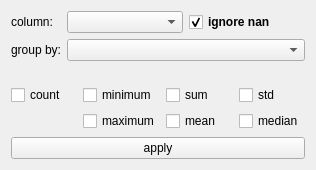
Qt form resources/design/ui/modules/describe.ui (jeaunrg/PyQTapp_template) before a commit.
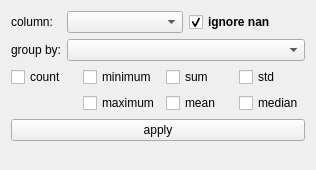
The same form after that commit.

The edit to the form file:
```diff
--- a/resources/design/ui/modules/describe.ui
+++ b/resources/design/ui/modules/describe.ui
@@ -122,6 +122,19 @@
      </property>
     </widget>
    </item>
+   <item>
+    <spacer name="verticalSpacer">
+     <property name="orientation">
+      <enum>Qt::Vertical</enum>
+     </property>
+     <property name="sizeHint" stdset="0">
+      <size>
+       <width>20</width>
+       <height>40</height>
+      </size>
+     </property>
+    </spacer>
+   </item>
   </layout>
  </widget>
  <resources/>
```
